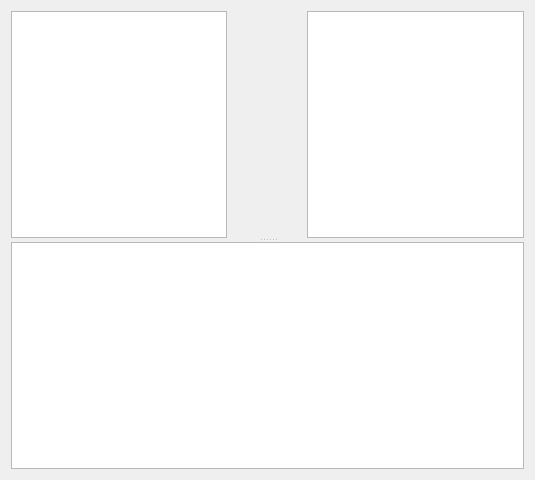
First picture: the form in src/gitklientmergeview.ui, repository HamedMasafi/GitKlient, before the edit.
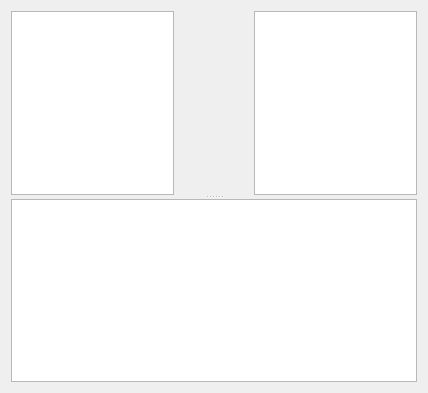
Second picture: the form after the edit. Custom widgets are drawn as their Qt base class.

The edit to the form file:
```diff
--- a/src/gitklientmergeview.ui
+++ b/src/gitklientmergeview.ui
@@ -6,8 +6,8 @@
    <rect>
     <x>0</x>
     <y>0</y>
-    <width>535</width>
-    <height>480</height>
+    <width>428</width>
+    <height>393</height>
    </rect>
   </property>
   <property name="windowTitle">
```
